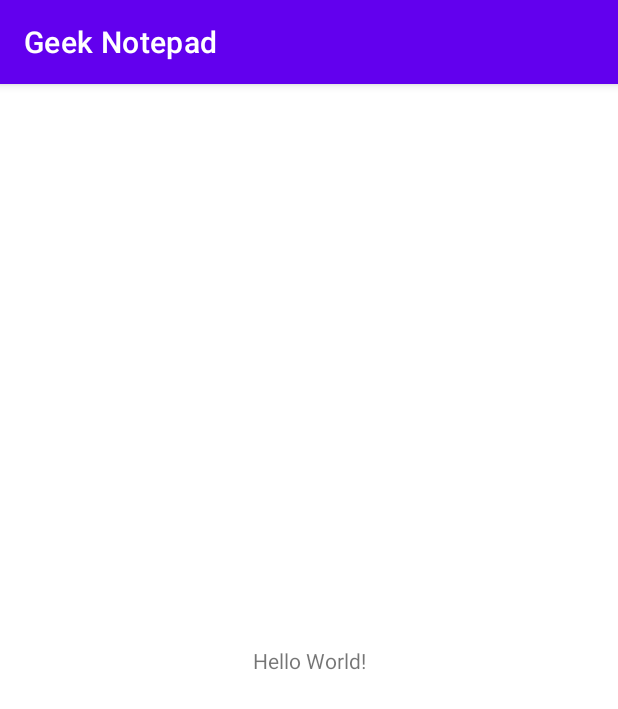
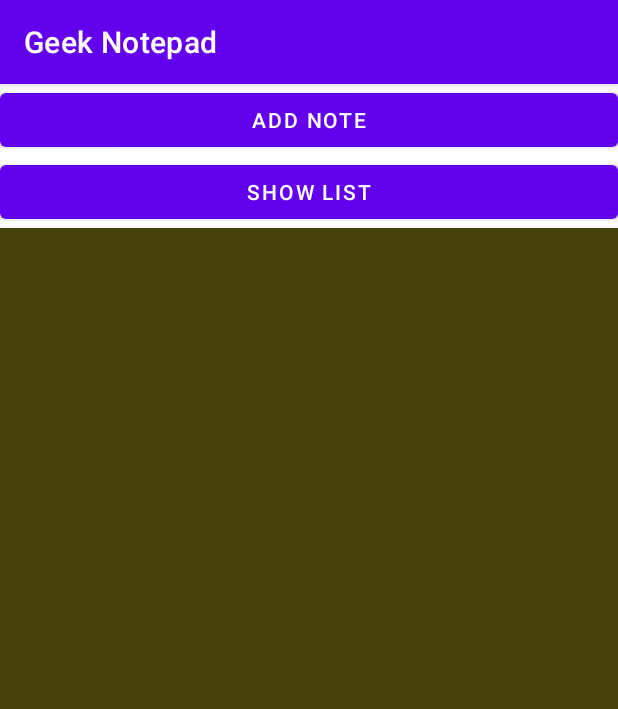
Before and after one commit to Elbrain/GeekNotepad, an Android app: the screen it shows after launch (MainActivity), on a phone screen of 412 x 824 dp. Shown: the top 709 px of the screen. Run offline under Robolectric (Android 15) with nearby library versions, the phone set to English and light mode, and no system bars.

Commit message:
Добавил все классы и фрагменты. Пока что прописал только добавление новой записи и показ листа всех записей.

```diff
--- a/app/build.gradle
+++ b/app/build.gradle
@@ -33,6 +33,7 @@ dependencies {
     implementation 'androidx.appcompat:appcompat:1.2.0'
     implementation 'com.google.android.material:material:1.3.0'
     implementation 'androidx.constraintlayout:constraintlayout:2.0.4'
+    implementation 'androidx.legacy:legacy-support-v4:1.0.0'
     testImplementation 'junit:junit:4.+'
     androidTestImplementation 'androidx.test.ext:junit:1.1.2'
     androidTestImplementation 'androidx.test.espresso:espresso-core:3.3.0'
--- /dev/null
+++ b/app/src/main/java/uk/org/websolution/geeknotepad/ListOfNotes.java
@@ -0,0 +1,62 @@
+package uk.org.websolution.geeknotepad;
+
+import android.os.Bundle;
+
+import androidx.annotation.NonNull;
+import androidx.annotation.Nullable;
+import androidx.fragment.app.Fragment;
+import android.view.LayoutInflater;
+import android.view.View;
+import android.view.ViewGroup;
+import android.widget.LinearLayout;
+import android.widget.TextView;
+
+import java.util.ArrayList;
+
+public class ListOfNotes extends Fragment {
+
+    private static final String ARG_NOTES = "ARG_NOTES";
+    private static final String TAG = "@@@ ListOfNotes";
+    private ArrayList<NoteEntity> allNotes;
+
+    public ListOfNotes() {
+    }
+
+    public static ListOfNotes newInstance(ArrayList<NoteEntity> notesList) {
+        ListOfNotes fragment = new ListOfNotes();
+        Bundle args = new Bundle();
+        args.putParcelableArrayList(ARG_NOTES, notesList);
+        fragment.setArguments(args);
+        fragment.getArguments();
+        return fragment;
+    }
+
+    @Override
+    public void onCreate(Bundle savedInstanceState) {
+        super.onCreate(savedInstanceState);
+
+    }
+
+    @Override
+    public View onCreateView(LayoutInflater inflater, ViewGroup container,
+                             Bundle savedInstanceState) {
+        return inflater.inflate(R.layout.fragment_list_of_notes, container, false);
+    }
+
+    @Override
+    public void onViewCreated(@NonNull View view, @Nullable Bundle savedInstanceState) {
+        super.onViewCreated(view, savedInstanceState);
+        if (getArguments() != null) {
+            allNotes = getArguments().getParcelableArrayList(ARG_NOTES);
+            LinearLayout layoutView = (LinearLayout) view;
+            for (int i = 0; i < allNotes.size(); i++) {
+                TextView tv = new TextView(getContext());
+                tv.setText(allNotes.get(i).getTitle());
+                tv.setTextSize(30);
+                layoutView.addView(tv);
+            }
+        }
+    }
+
+
+}
--- a/app/src/main/java/uk/org/websolution/geeknotepad/MainActivity.java
+++ b/app/src/main/java/uk/org/websolution/geeknotepad/MainActivity.java
@@ -1,14 +1,76 @@
 package uk.org.websolution.geeknotepad;
 
+import androidx.annotation.NonNull;
 import androidx.appcompat.app.AppCompatActivity;
 
 import android.os.Bundle;
+import android.os.PersistableBundle;
+import android.view.View;
 
-public class MainActivity extends AppCompatActivity {
+import java.util.ArrayList;
+import java.util.List;
+
+public class MainActivity extends AppCompatActivity implements NoteController {
+
+protected ArrayList<NoteEntity> notesList = new ArrayList<>();
+private static final String NOTE_KEY = "noteKey";
+
+
 
     @Override
     protected void onCreate(Bundle savedInstanceState) {
         super.onCreate(savedInstanceState);
         setContentView(R.layout.activity_main);
+        init();
+    }
+
+    private void init() {
+        notesList.add(new NoteEntity("Initial note", "Text of initial pre-made note", "2021.05.06"));
+        notesList.add(new NoteEntity("First note", "Text of first pre-made note", "2021.06.01"));
+
+        findViewById(R.id.button_new_note).setOnClickListener(new View.OnClickListener() {
+            @Override
+            public void onClick(View v) {
+                AddNote addNote = new AddNote();
+                getSupportFragmentManager()
+                        .beginTransaction()
+                        .replace(R.id.fragment_container, addNote)
+                        .addToBackStack(null)
+                        .commit();
+            }
+        });
+
+        findViewById(R.id.button_show_list).setOnClickListener(new View.OnClickListener() {
+            @Override
+            public void onClick(View v) {
+                ListOfNotes listOfNotes = ListOfNotes.newInstance(notesList);
+
+                getSupportFragmentManager()
+                        .beginTransaction()
+                        .replace(R.id.fragment_container, listOfNotes)
+                        .addToBackStack(null)
+                        .commit();
+            }
+        });
+    }
+
+    @Override
+    protected void onSaveInstanceState(@NonNull Bundle state) {
+        super.onSaveInstanceState(state);
+        state.putParcelableArrayList(NOTE_KEY, notesList);
+    }
+
+    @Override
+    protected void onRestoreInstanceState(@NonNull Bundle savedInstanceState) {
+        super.onRestoreInstanceState(savedInstanceState);
+        if (savedInstanceState.containsKey(NOTE_KEY)) {
+            notesList.clear();
+            notesList.addAll(savedInstanceState.getParcelableArrayList(NOTE_KEY));
+        }
+    }
+
+    @Override
+    public void addNote(NoteEntity note) {
+        notesList.add(note);
     }
 }
--- /dev/null
+++ b/app/src/main/java/uk/org/websolution/geeknotepad/NoteController.java
@@ -0,0 +1,5 @@
+package uk.org.websolution.geeknotepad;
+
+public interface NoteController {
+    void addNote(NoteEntity note);
+}
--- a/app/src/main/res/layout/activity_main.xml
+++ b/app/src/main/res/layout/activity_main.xml
@@ -1,18 +1,37 @@
 <?xml version="1.0" encoding="utf-8"?>
-<androidx.constraintlayout.widget.ConstraintLayout xmlns:android="http://schemas.android.com/apk/res/android"
+<LinearLayout xmlns:android="http://schemas.android.com/apk/res/android"
     xmlns:app="http://schemas.android.com/apk/res-auto"
     xmlns:tools="http://schemas.android.com/tools"
     android:layout_width="match_parent"
     android:layout_height="match_parent"
+    android:gravity="center"
+    android:orientation="vertical"
     tools:context=".MainActivity">
 
-    <TextView
-        android:layout_width="wrap_content"
+    <Button
+        android:id="@+id/button_new_note"
+        android:layout_width="match_parent"
         android:layout_height="wrap_content"
-        android:text="Hello World!"
-        app:layout_constraintBottom_toBottomOf="parent"
-        app:layout_constraintLeft_toLeftOf="parent"
-        app:layout_constraintRight_toRightOf="parent"
-        app:layout_constraintTop_toTopOf="parent" />
+        android:text="Add note" />
 
-</androidx.constraintlayout.widget.ConstraintLayout>
+    <Button
+        android:id="@+id/button_show_list"
+        android:layout_width="match_parent"
+        android:layout_height="wrap_content"
+        android:text="Show list" />
+
+    <FrameLayout
+        android:id="@+id/fragment_container"
+        android:layout_width="match_parent"
+        android:layout_height="match_parent"
+        android:background="@color/purple_200">
+
+        <fragment
+            android:id="@+id/mainPageFragment"
+            android:name="uk.org.websolution.geeknotepad.ListOfNotes"
+            android:layout_width="match_parent"
+            android:layout_height="match_parent"/>
+    </FrameLayout>
+
+
+</LinearLayout>
--- /dev/null
+++ b/app/src/main/res/layout/fragment_list_of_notes.xml
@@ -0,0 +1,11 @@
+<?xml version="1.0" encoding="utf-8"?>
+<LinearLayout xmlns:android="http://schemas.android.com/apk/res/android"
+    xmlns:tools="http://schemas.android.com/tools"
+    android:orientation="vertical"
+    android:layout_width="match_parent"
+    android:layout_height="match_parent"
+    android:padding="20dp"
+    android:backgroundTint="#47410D"
+    android:background="#CDDC39"
+    tools:context=".ListOfNotes">
+</LinearLayout>
--- a/app/src/main/res/values/strings.xml
+++ b/app/src/main/res/values/strings.xml
@@ -1,3 +1,5 @@
 <resources>
     <string name="app_name">Geek Notepad</string>
+    <!-- TODO: Remove or change this placeholder text -->
+    <string name="hello_blank_fragment">Hello blank fragment</string>
 </resources>
```
Also changed, not shown: app/src/main/java/uk/org/websolution/geeknotepad/AddNote.java (added, +49 -0 lines), app/src/main/java/uk/org/websolution/geeknotepad/NoteEntity.java (added, +58 -0 lines), app/src/main/java/uk/org/websolution/geeknotepad/NoteInfo.java (added, +64 -0 lines), app/src/main/res/layout/fragment_add_note.xml (added, +44 -0 lines), app/src/main/res/layout/fragment_note_info.xml (added, +22 -0 lines), app/src/main/res/values/arrays.xml (added, +16 -0 lines).
